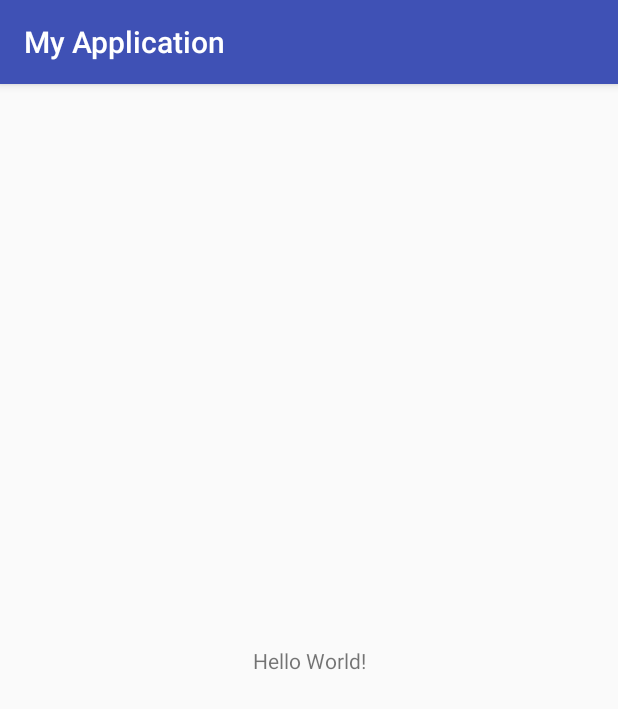
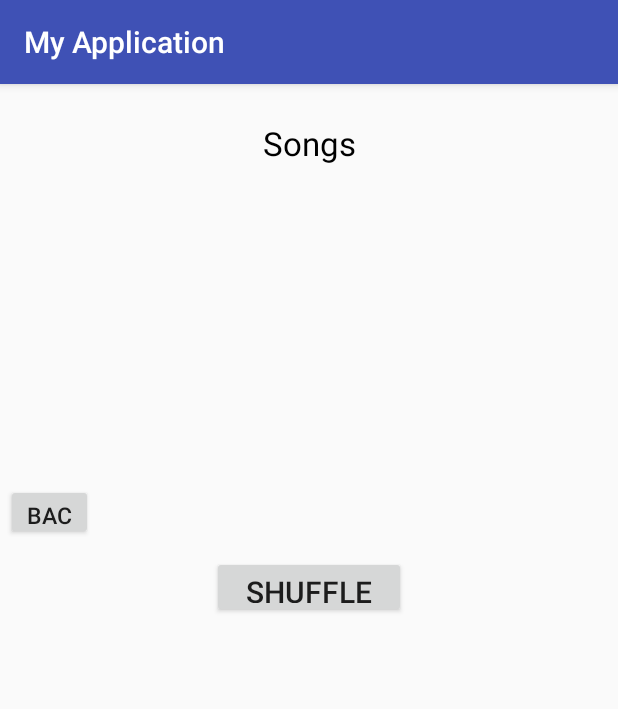
Before and after one commit to CharryWu/vibe-music-player, an Android app: the screen it shows after launch (MainActivity before the commit, SongListActivity after it), on a phone screen of 412 x 824 dp. Shown: the top 709 px of the screen. Run offline under Robolectric (Android 15) with nearby library versions, the light colour scheme and no system bars.

Commit message:
Revert "Revert "Merge remote-tracking branch 'origin/development' into development""
This reverts commit d6f1b1316f09a0ed208944ba0087f57db0c6ee7d.

```diff
--- a/app/src/main/java/com/example/chadlohrli/myapplication/MainActivity.java
+++ b/app/src/main/java/com/example/chadlohrli/myapplication/AlbumActivity.java
@@ -3,11 +3,11 @@ package com.example.chadlohrli.myapplication;
 import android.support.v7.app.AppCompatActivity;
 import android.os.Bundle;
 
-public class MainActivity extends AppCompatActivity {
+public class AlbumActivity extends AppCompatActivity {
 
     @Override
     protected void onCreate(Bundle savedInstanceState) {
         super.onCreate(savedInstanceState);
-        setContentView(R.layout.activity_main);
+        setContentView(R.layout.activity_album);
     }
 }
--- /dev/null
+++ b/app/src/main/java/com/example/chadlohrli/myapplication/SongListActivity.java
@@ -0,0 +1,13 @@
+package com.example.chadlohrli.myapplication;
+
+import android.support.v7.app.AppCompatActivity;
+import android.os.Bundle;
+
+public class SongListActivity extends AppCompatActivity {
+
+    @Override
+    protected void onCreate(Bundle savedInstanceState) {
+        super.onCreate(savedInstanceState);
+        setContentView(R.layout.songlist);
+    }
+}
--- /dev/null
+++ b/app/src/main/res/layout/songlist.xml
@@ -0,0 +1,59 @@
+<?xml version="1.0" encoding="utf-8"?>
+<android.support.constraint.ConstraintLayout xmlns:android="http://schemas.android.com/apk/res/android"
+    xmlns:app="http://schemas.android.com/apk/res-auto"
+    xmlns:tools="http://schemas.android.com/tools"
+    android:layout_width="match_parent"
+    android:layout_height="match_parent"
+    tools:context="com.example.chadlohrli.myapplication.SongListActivity">
+
+    <TextView
+        android:id="@+id/textView"
+        android:layout_width="wrap_content"
+        android:layout_height="wrap_content"
+        android:text="Songs"
+        android:textColor="#000000"
+        android:textSize="10pt"
+        app:layout_constraintBottom_toBottomOf="parent"
+        app:layout_constraintLeft_toLeftOf="parent"
+        app:layout_constraintRight_toRightOf="parent"
+        app:layout_constraintTop_toTopOf="parent"
+        app:layout_constraintVertical_bias="0.033" />
+
+
+    <Button
+        android:id="@+id/go_back"
+        android:layout_width="58dp"
+        android:layout_height="37dp"
+        android:layout_marginBottom="464dp"
+        android:text="back"
+        android:textSize="15sp"
+        app:layout_constraintBottom_toBottomOf="parent"
+        app:layout_constraintHorizontal_bias="0.012"
+        app:layout_constraintLeft_toLeftOf="parent"
+        app:layout_constraintRight_toRightOf="parent" />
+
+    <Button
+        android:id="@+id/shuffle"
+        android:layout_width="129dp"
+        android:layout_height="41dp"
+        android:layout_marginBottom="412dp"
+        android:text="Shuffle"
+        android:textSize="20dp"
+        app:layout_constraintBottom_toBottomOf="parent"
+        app:layout_constraintHorizontal_bias="0.501"
+        app:layout_constraintLeft_toLeftOf="parent"
+        app:layout_constraintRight_toRightOf="parent" />
+
+    <ListView
+        android:id="@+id/songlist"
+        android:layout_width="338dp"
+        android:layout_height="386dp"
+        android:layout_marginBottom="16dp"
+        app:layout_constraintBottom_toBottomOf="parent"
+        app:layout_constraintLeft_toLeftOf="parent"
+        app:layout_constraintRight_toRightOf="parent">
+
+    </ListView>
+
+
+</android.support.constraint.ConstraintLayout>
```
Also changed, not shown: app/src/main/AndroidManifest.xml (+5 -3 lines), app/src/main/java/com/example/chadlohrli/myapplication/FlashBackActivity.java (added, +13 -0 lines), app/src/main/java/com/example/chadlohrli/myapplication/MusicPlayer.java (added, +13 -0 lines), app/src/main/java/com/example/chadlohrli/myapplication/PickedAlbumActivity.java (added, +13 -0 lines), app/src/main/res/layout/activity_album.xml (added, +62 -0 lines), app/src/main/res/layout/activity_main.xml (+43 -4 lines), app/src/main/res/layout/activity_music_player.xml (added, +129 -0 lines), app/src/main/res/layout/activity_picked_album.xml (added, +83 -0 lines), app/src/main/res/layout/flashback.xml (added, +60 -0 lines), 3 other files.
